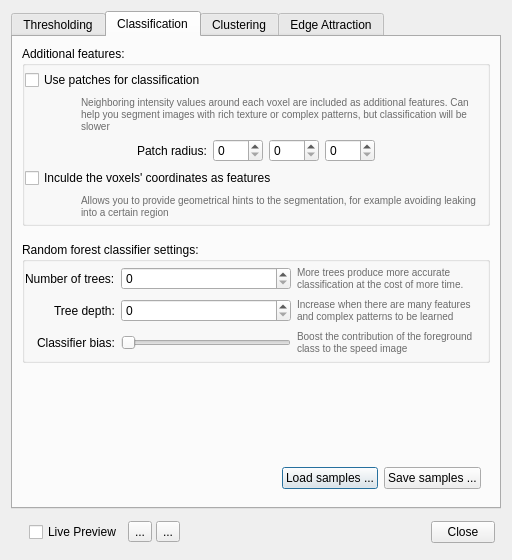
The window that GUI/Qt/Windows/SpeedImageDialog.ui (pyushkevich/itksnap) describes before a commit, drawn with Qt 5.
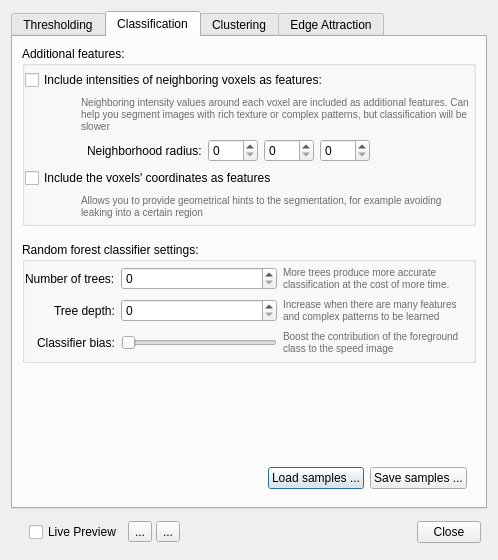
The same window after the commit. The open tabs and pages were chosen to show the change. Icons and pictures are not drawn. Custom widgets are drawn as their Qt base class.

Commit message:
Snake wizard and speed dialog text updates; update translations
Numbered steps and clearer feature labels in the snake wizard panel, layout
tweaks in the speed image dialog (and an 'Inculde' typo fix), and updated
de, es, fr, ja, pt_BR and zh_CN translations.

The edit to the form file:
```diff
--- a/GUI/Qt/Windows/SpeedImageDialog.ui
+++ b/GUI/Qt/Windows/SpeedImageDialog.ui
@@ -6,7 +6,7 @@
    <rect>
     <x>0</x>
     <y>0</y>
-    <width>512</width>
+    <width>498</width>
     <height>560</height>
    </rect>
   </property>
@@ -550,7 +550,7 @@
              <item row="3" column="0" colspan="8">
               <widget class="QCheckBox" name="inClassifyUseCoordinates">
                <property name="text">
-                <string>Inculde the voxels' coordinates as features</string>
+                <string>Include the voxels' coordinates as features</string>
                </property>
               </widget>
              </item>
@@ -587,7 +587,7 @@
              <item row="2" column="2">
               <widget class="QLabel" name="label_26">
                <property name="text">
-                <string>Patch radius:</string>
+                <string>Neighborhood radius:</string>
                </property>
               </widget>
              </item>
@@ -640,7 +640,7 @@
              <item row="0" column="0" colspan="8">
               <widget class="QCheckBox" name="inClassifyUsePatch">
                <property name="text">
-                <string>Use patches for classification</string>
+                <string>Include intensities of neighboring voxels as features:</string>
                </property>
               </widget>
              </item>
@@ -657,22 +657,6 @@
                </property>
               </widget>
              </item>
-             <item row="2" column="1">
-              <spacer name="horizontalSpacer_8">
-               <property name="orientation">
-                <enum>Qt::Orientation::Horizontal</enum>
-               </property>
-               <property name="sizeType">
-                <enum>QSizePolicy::Policy::Fixed</enum>
-               </property>
-               <property name="sizeHint" stdset="0">
-                <size>
-                 <width>50</width>
-                 <height>20</height>
-                </size>
-               </property>
-              </spacer>
-             </item>
              <item row="2" column="6">
               <widget class="QLabel" name="label_27">
                <property name="toolTip">
```
Left out of the diff: 2 changed lines with no effect on the pictures. The commit also changes 8 other files.
